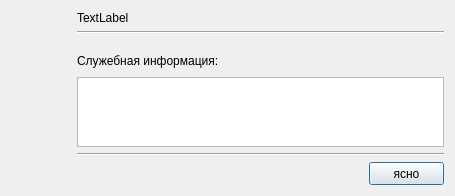
This is source_modules/personnel_department/dbmessdlg.ui in MichaelRepository/diplom_project as Qt 5 draws it before an edit. The edited form follows.
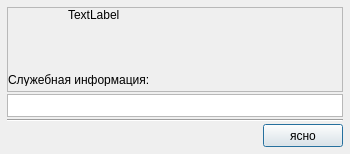
This is the edited form. Icons and pictures are not drawn.

```diff
--- a/source_modules/personnel_department/dbmessdlg.ui
+++ b/source_modules/personnel_department/dbmessdlg.ui
@@ -6,26 +6,275 @@
    <rect>
     <x>0</x>
     <y>0</y>
-    <width>455</width>
-    <height>193</height>
+    <width>350</width>
+    <height>154</height>
    </rect>
   </property>
+  <property name="sizePolicy">
+   <sizepolicy hsizetype="Preferred" vsizetype="Fixed">
+    <horstretch>0</horstretch>
+    <verstretch>0</verstretch>
+   </sizepolicy>
+  </property>
+  <property name="minimumSize">
+   <size>
+    <width>350</width>
+    <height>154</height>
+   </size>
+  </property>
+  <property name="maximumSize">
+   <size>
+    <width>350</width>
+    <height>400</height>
+   </size>
+  </property>
   <property name="windowTitle">
    <string>Dialog</string>
   </property>
-  <layout class="QGridLayout" name="gridLayout">
-   <item row="1" column="2" colspan="4">
-    <widget class="Line" name="line_2">
+  <layout class="QGridLayout" name="gridLayout_2">
+   <property name="leftMargin">
+    <number>7</number>
+   </property>
+   <property name="topMargin">
+    <number>7</number>
+   </property>
+   <property name="rightMargin">
+    <number>7</number>
+   </property>
+   <property name="bottomMargin">
+    <number>7</number>
+   </property>
+   <property name="spacing">
+    <number>2</number>
+   </property>
+   <item row="5" column="0">
+    <layout class="QHBoxLayout" name="horizontalLayout_2">
+     <item>
+      <widget class="QLabel" name="additionlabel">
+       <property name="sizePolicy">
+        <sizepolicy hsizetype="Preferred" vsizetype="Minimum">
+         <horstretch>0</horstretch>
+         <verstretch>0</verstretch>
+        </sizepolicy>
+       </property>
+       <property name="font">
+        <font>
+         <pointsize>11</pointsize>
+        </font>
+       </property>
+       <property name="text">
+        <string/>
+       </property>
+       <property name="alignment">
+        <set>Qt::AlignCenter</set>
+       </property>
+      </widget>
+     </item>
+     <item>
+      <widget class="QPushButton" name="OkButton">
+       <property name="sizePolicy">
+        <sizepolicy hsizetype="Fixed" vsizetype="Fixed">
+         <horstretch>0</horstretch>
+         <verstretch>0</verstretch>
+        </sizepolicy>
+       </property>
+       <property name="minimumSize">
+        <size>
+         <width>75</width>
+         <height>23</height>
+        </size>
+       </property>
+       <property name="text">
+        <string>ясно</string>
+       </property>
+      </widget>
+     </item>
+    </layout>
+   </item>
+   <item row="0" column="0">
+    <widget class="QFrame" name="frame">
+     <property name="minimumSize">
+      <size>
+       <width>0</width>
+       <height>85</height>
+      </size>
+     </property>
+     <property name="maximumSize">
+      <size>
+       <width>16777215</width>
+       <height>85</height>
+      </size>
+     </property>
+     <property name="frameShape">
+      <enum>QFrame::StyledPanel</enum>
+     </property>
+     <property name="frameShadow">
+      <enum>QFrame::Raised</enum>
+     </property>
+     <layout class="QVBoxLayout" name="verticalLayout">
+      <property name="spacing">
+       <number>0</number>
+      </property>
+      <property name="leftMargin">
+       <number>0</number>
+      </property>
+      <property name="topMargin">
+       <number>0</number>
+      </property>
+      <property name="rightMargin">
+       <number>0</number>
+      </property>
+      <property name="bottomMargin">
+       <number>0</number>
+      </property>
+      <item>
+       <layout class="QHBoxLayout" name="horizontalLayout_3">
+        <item>
+         <widget class="QWidget" name="iconwidget" native="true">
+          <property name="sizePolicy">
+           <sizepolicy hsizetype="Preferred" vsizetype="Fixed">
+            <horstretch>0</horstretch>
+            <verstretch>0</verstretch>
+           </sizepolicy>
+          </property>
+          <property name="minimumSize">
+           <size>
+            <width>60</width>
+            <height>60</height>
+           </size>
+          </property>
+          <property name="maximumSize">
+           <size>
+            <width>60</width>
+            <height>60</height>
+           </size>
+          </property>
+          <property name="styleSheet">
+           <string notr="true">image: url(:/svg/iconmonstr-database-7-icon.svg);</string>
+          </property>
+         </widget>
+        </item>
+        <item>
+         <widget class="QLabel" name="TitleLine">
+          <property name="sizePolicy">
+           <sizepolicy hsizetype="Preferred" vsizetype="Minimum">
+            <horstretch>0</horstretch>
+            <verstretch>0</verstretch>
+           </sizepolicy>
+          </property>
+          <property name="mouseTracking">
+           <bool>true</bool>
+          </property>
+          <property name="styleSheet">
+           <string notr="true"/>
+          </property>
+          <property name="text">
+           <string>TextLabel</string>
+          </property>
+          <property name="alignment">
+           <set>Qt::AlignLeading|Qt::AlignLeft|Qt::AlignTop</set>
+          </property>
+          <property name="wordWrap">
+           <bool>true</bool>
+          </property>
+         </widget>
+        </item>
+       </layout>
+      </item>
+      <item>
+       <layout class="QHBoxLayout" name="horizontalLayout">
+        <property name="spacing">
+         <number>0</number>
+        </property>
+        <item>
+         <widget class="QLabel" name="label">
+          <property name="sizePolicy">
+           <sizepolicy hsizetype="Preferred" vsizetype="Expanding">
+            <horstretch>0</horstretch>
+            <verstretch>0</verstretch>
+           </sizepolicy>
+          </property>
+          <property name="maximumSize">
+           <size>
+            <width>16777215</width>
+            <height>13</height>
+           </size>
+          </property>
+          <property name="text">
+           <string>Служебная информация:</string>
+          </property>
+         </widget>
+        </item>
+        <item>
+         <widget class="QToolButton" name="toolButton">
+          <property name="text">
+           <string/>
+          </property>
+          <property name="icon">
+           <iconset resource="../../resfile/src.qrc">
+            <normaloff>:/svg/eye-icon.svg</normaloff>:/svg/eye-icon.svg</iconset>
+          </property>
+          <property name="checkable">
+           <bool>true</bool>
+          </property>
+          <property name="checked">
+           <bool>false</bool>
+          </property>
+          <property name="popupMode">
+           <enum>QToolButton::DelayedPopup</enum>
+          </property>
+          <property name="toolButtonStyle">
+           <enum>Qt::ToolButtonFollowStyle</enum>
+          </property>
+          <property name="autoRaise">
+           <bool>true</bool>
+          </property>
+          <property name="arrowType">
+           <enum>Qt::NoArrow</enum>
+          </property>
+         </widget>
+        </item>
+       </layout>
+      </item>
+     </layout>
+    </widget>
+   </item>
+   <item row="4" column="0">
+    <widget class="Line" name="line">
      <property name="orientation">
       <enum>Qt::Horizontal</enum>
      </property>
     </widget>
    </item>
-   <item row="4" column="2" colspan="4">
+   <item row="2" column="0">
     <widget class="QPlainTextEdit" name="InfoBox">
+     <property name="sizePolicy">
+      <sizepolicy hsizetype="Expanding" vsizetype="Expanding">
+       <horstretch>0</horstretch>
+       <verstretch>0</verstretch>
+      </sizepolicy>
+     </property>
+     <property name="minimumSize">
+      <size>
+       <width>0</width>
+       <height>5</height>
+      </size>
+     </property>
+     <property name="maximumSize">
+      <size>
+       <width>16777215</width>
+       <height>265</height>
+      </size>
+     </property>
      <property name="styleSheet">
       <string notr="true"/>
      </property>
+     <property name="verticalScrollBarPolicy">
+      <enum>Qt::ScrollBarAlwaysOff</enum>
+     </property>
+     <property name="horizontalScrollBarPolicy">
+      <enum>Qt::ScrollBarAlwaysOff</enum>
+     </property>
      <property name="readOnly">
       <bool>true</bool>
      </property>
@@ -34,64 +283,14 @@
      </property>
     </widget>
    </item>
-   <item row="5" column="2" colspan="4">
-    <widget class="Line" name="line">
-     <property name="orientation">
-      <enum>Qt::Horizontal</enum>
-     </property>
-    </widget>
-   </item>
-   <item row="3" column="2">
-    <widget class="QLabel" name="label">
-     <property name="text">
-      <string>Служебная информация:</string>
-     </property>
-    </widget>
-   </item>
-   <item row="3" column="3" colspan="3">
-    <spacer name="horizontalSpacer_2">
-     <property name="orientation">
-      <enum>Qt::Horizontal</enum>
-     </property>
-     <property name="sizeHint" stdset="0">
-      <size>
-       <width>265</width>
-       <height>20</height>
-      </size>
-     </property>
-    </spacer>
-   </item>
-   <item row="6" column="5">
-    <widget class="QPushButton" name="OkButton">
-     <property name="minimumSize">
-      <size>
-       <width>75</width>
-       <height>23</height>
-      </size>
-     </property>
-     <property name="text">
-      <string>ясно</string>
-     </property>
-    </widget>
-   </item>
-   <item row="0" column="2">
-    <widget class="QLabel" name="TitleLine">
-     <property name="mouseTracking">
-      <bool>true</bool>
-     </property>
-     <property name="styleSheet">
-      <string notr="true"/>
-     </property>
-     <property name="text">
-      <string>TextLabel</string>
-     </property>
-    </widget>
-   </item>
-   <item row="4" column="1" rowspan="3">
+   <item row="1" column="0">
     <spacer name="verticalSpacer">
      <property name="orientation">
       <enum>Qt::Vertical</enum>
      </property>
+     <property name="sizeType">
+      <enum>QSizePolicy::Ignored</enum>
+     </property>
      <property name="sizeHint" stdset="0">
       <size>
        <width>20</width>
@@ -100,37 +299,6 @@
      </property>
     </spacer>
    </item>
-   <item row="0" column="1" rowspan="4">
-    <widget class="QWidget" name="iconwidget" native="true">
-     <property name="minimumSize">
-      <size>
-       <width>60</width>
-       <height>60</height>
-      </size>
-     </property>
-     <property name="maximumSize">
-      <size>
-       <width>60</width>
-       <height>60</height>
-      </size>
-     </property>
-    </widget>
-   </item>
-   <item row="6" column="2" colspan="3">
-    <widget class="QLabel" name="additionlabel">
-     <property name="font">
-      <font>
-       <pointsize>11</pointsize>
-      </font>
-     </property>
-     <property name="text">
-      <string/>
-     </property>
-     <property name="alignment">
-      <set>Qt::AlignCenter</set>
-     </property>
-    </widget>
-   </item>
   </layout>
  </widget>
  <resources/>
```
Left out of the diff: 4 changed lines with no effect on the pictures.
